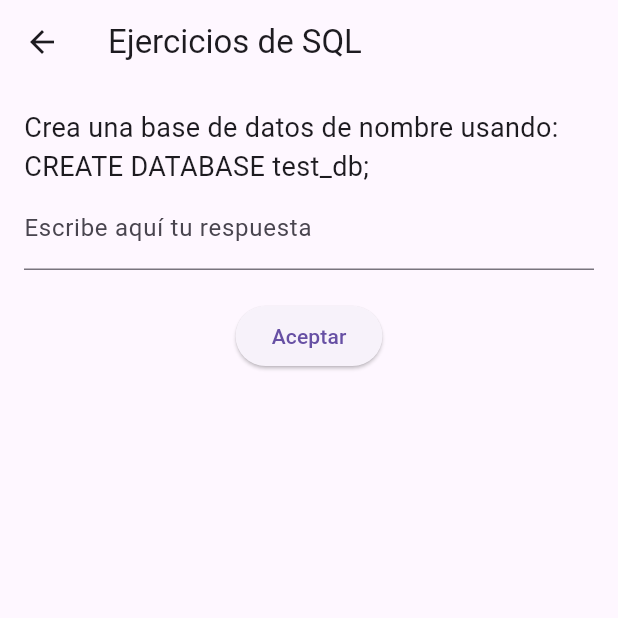
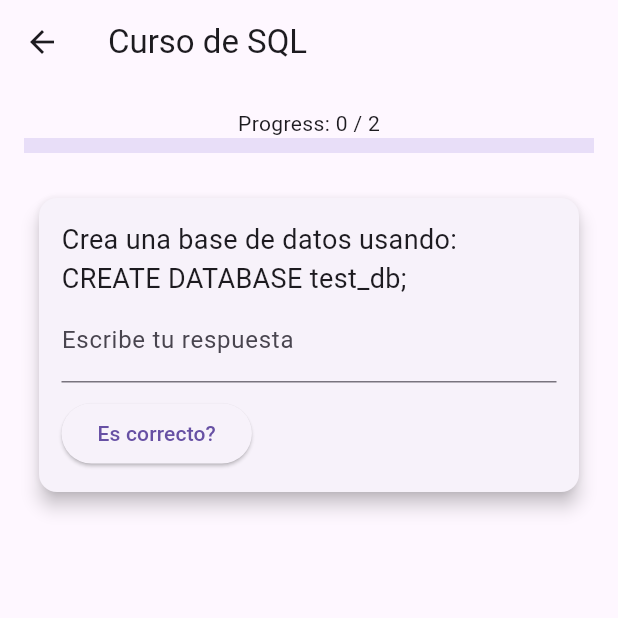
Before and after one commit to Darwinumaee/ejemplo_curso_bd, a Flutter app: the screen it shows after launch, after a tap on "Iniciar el curso", on a phone screen of 412 x 824 dp, the top half of it. Run offline on Flutter 3.47's test engine with Material 3 defaults, Android fonts, the phone set to English and light mode, and no system bars; our stand-ins replace sqflite; accounts and stored records are empty.

Commit message:
Cambios en exercise_screen.dart

```diff
--- a/lib/screens/exercise_screen.dart
+++ b/lib/screens/exercise_screen.dart
@@ -1,6 +1,9 @@
 import 'package:flutter/material.dart';
 import '../models/exercise_model.dart';
 import '../services/exercise_generator.dart';
+import '../widgets/exercise_card_widget.dart';
+import '../widgets/level_progress_widget.dart';
+import '../services/database_service.dart';
 
 class ExerciseScreen extends StatefulWidget {
   @override
@@ -10,36 +13,73 @@ class ExerciseScreen extends StatefulWidget {
 class _ExerciseScreenState extends State<ExerciseScreen> {
   late List<Exercise> exercises;
   late Exercise currentExercise;
-  final _controller = TextEditingController();
+  int currentExerciseIndex = 0;
+  int correctAnswers = 0;
+  int level = 1;
 
   @override
   void initState() {
     super.initState();
-    exercises = ExerciseGenerator().generateExercises(1);
-    currentExercise = exercises[0];
+    _loadExercises();
   }
 
-  void checkAnswer() {
-    if (currentExercise.isCorrect(_controller.text)) {
+  void _loadExercises() {
+    exercises = ExerciseGenerator().generateExercises(level);
+    currentExerciseIndex = 0;
+    currentExercise = exercises[currentExerciseIndex];
+  }
+
+  void _checkAnswer(String userAnswer) {
+    if (currentExercise.isCorrect(userAnswer)) {
+      correctAnswers++;
+
+      // Avanza al siguiente ejercicio si quedan ejercicios en el nivel actual
+      if (currentExerciseIndex < exercises.length - 1) {
+        setState(() {
+          currentExerciseIndex++;
+          currentExercise = exercises[currentExerciseIndex];
+        });
+      } else {
+        // Si se completaron todos los ejercicios, sube de nivel
+        _advanceToNextLevel();
+      }
+
+      // Guarda el progreso en la base de datos
+      DatabaseService().saveProgress(level, correctAnswers);
+
       ScaffoldMessenger.of(context).showSnackBar(SnackBar(content: Text('Correcto!')));
-      // Lógica de progresión de nivel o cambio de ejercicio
+
     } else {
-      ScaffoldMessenger.of(context).showSnackBar(SnackBar(content: Text('Intenta otra vez!')));
+      ScaffoldMessenger.of(context).showSnackBar(SnackBar(content: Text('Incorrecto. Intente Otra Vez!')));
     }
+  }
+
+  void _advanceToNextLevel() {
+    setState(() {
+      level++;
+      correctAnswers = 0;
+      _loadExercises(); // Cargar ejercicios para el nuevo nivel
+    });
+
+    ScaffoldMessenger.of(context).showSnackBar(
+      SnackBar(content: Text('Felicidades! Subiste de nivel $level')),
+    );
   }
 
   @override
   Widget build(BuildContext context) {
     return Scaffold(
-      appBar: AppBar(title: Text('Ejercicios de SQL')),
+      appBar: AppBar(title: Text('Curso de SQL')),
       body: Padding(
         padding: const EdgeInsets.all(16.0),
         child: Column(
           children: [
-            Text(currentExercise.question, style: TextStyle(fontSize: 18)),
-            TextField(controller: _controller, decoration: InputDecoration(labelText: 'Escribe aquí tu respuesta')),
+            LevelProgressWidget(correctAnswers: correctAnswers, targetAnswers: exercises.length),
             SizedBox(height: 20),
-            ElevatedButton(onPressed: checkAnswer, child: Text('Aceptar'))
+            ExerciseCardWidget(
+              exercise: currentExercise,
+              onAnswerSubmit: _checkAnswer,
+            ),
           ],
         ),
       ),
--- /dev/null
+++ b/lib/screens/old_exercise_screen.dart
@@ -0,0 +1,48 @@
+import 'package:flutter/material.dart';
+import '../models/exercise_model.dart';
+import '../services/exercise_generator.dart';
+
+class ExerciseScreen extends StatefulWidget {
+  @override
+  _ExerciseScreenState createState() => _ExerciseScreenState();
+}
+
+class _ExerciseScreenState extends State<ExerciseScreen> {
+  late List<Exercise> exercises;
+  late Exercise currentExercise;
+  final _controller = TextEditingController();
+
+  @override
+  void initState() {
+    super.initState();
+    exercises = ExerciseGenerator().generateExercises(1);
+    currentExercise = exercises[0];
+  }
+
+  void checkAnswer() {
+    if (currentExercise.isCorrect(_controller.text)) {
+      ScaffoldMessenger.of(context).showSnackBar(SnackBar(content: Text('Correcto!')));
+      // Lógica de progresión de nivel o cambio de ejercicio
+    } else {
+      ScaffoldMessenger.of(context).showSnackBar(SnackBar(content: Text('Intenta otra vez!')));
+    }
+  }
+
+  @override
+  Widget build(BuildContext context) {
+    return Scaffold(
+      appBar: AppBar(title: Text('Ejercicios de SQL')),
+      body: Padding(
+        padding: const EdgeInsets.all(16.0),
+        child: Column(
+          children: [
+            Text(currentExercise.question, style: TextStyle(fontSize: 18)),
+            TextField(controller: _controller, decoration: InputDecoration(labelText: 'Escribe aquí tu respuesta')),
+            SizedBox(height: 20),
+            ElevatedButton(onPressed: checkAnswer, child: Text('Aceptar'))
+          ],
+        ),
+      ),
+    );
+  }
+}
--- a/lib/services/exercise_generator.dart
+++ b/lib/services/exercise_generator.dart
@@ -5,8 +5,12 @@ class ExerciseGenerator {
     List<Exercise> exercises = [];
     if (level == 1) {
       exercises.add(Exercise(
-          question: 'Crea una base de datos de nombre usando: CREATE DATABASE test_db;',
+          question: 'Crea una base de datos usando: CREATE DATABASE test_db;',
           answer: 'CREATE DATABASE test_db;',
+          difficultyLevel: 1));
+      exercises.add(Exercise(
+          question: 'Borra una base de datos: DROP DATABASE test_db;',
+          answer: 'DROP DATABASE test_db;',
           difficultyLevel: 1));
       // Agrega más ejercicios de nivel 1
     } else if (level == 2) {
@@ -14,6 +18,9 @@ class ExerciseGenerator {
           question: 'Crear una tabla usando: CREATE TABLE users (id INT, name VARCHAR(100));',
           answer: 'CREATE TABLE users (id INT, name VARCHAR(100));',
           difficultyLevel: 2));
+      exercises.add(Exercise(question: 'Borrar una tabla usando: DELETE TABLE users',
+          answer: 'DELETE TABLE users',
+          difficultyLevel: 2));
       // Agrega más ejercicios de nivel 2
     }
     // Continuar con niveles adicionales
--- a/lib/widgets/exercise_card_widget.dart
+++ b/lib/widgets/exercise_card_widget.dart
@@ -22,12 +22,12 @@ class ExerciseCardWidget extends StatelessWidget {
             Text(exercise.question, style: TextStyle(fontSize: 18)),
             TextField(
               controller: _controller,
-              decoration: InputDecoration(labelText: 'Your Answer'),
+              decoration: InputDecoration(labelText: 'Escribe tu respuesta'),
             ),
             SizedBox(height: 10),
             ElevatedButton(
               onPressed: () => onAnswerSubmit(_controller.text),
-              child: Text('Submit Answer'),
+              child: Text('Es correcto?'),
             ),
           ],
         ),
```
